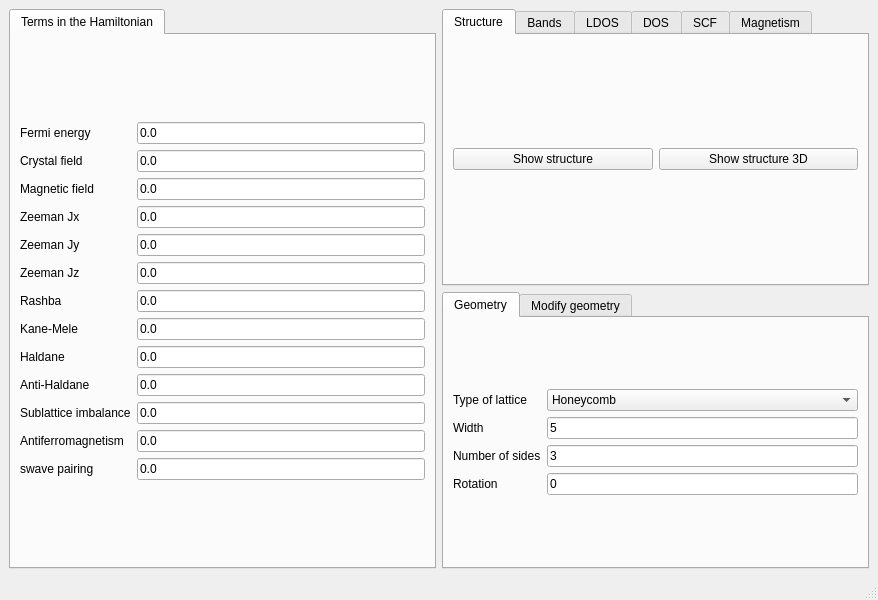
Qt form development/interface-pyqt/0d/interface.ui (joselado/quantum-honeycomp) before a commit.
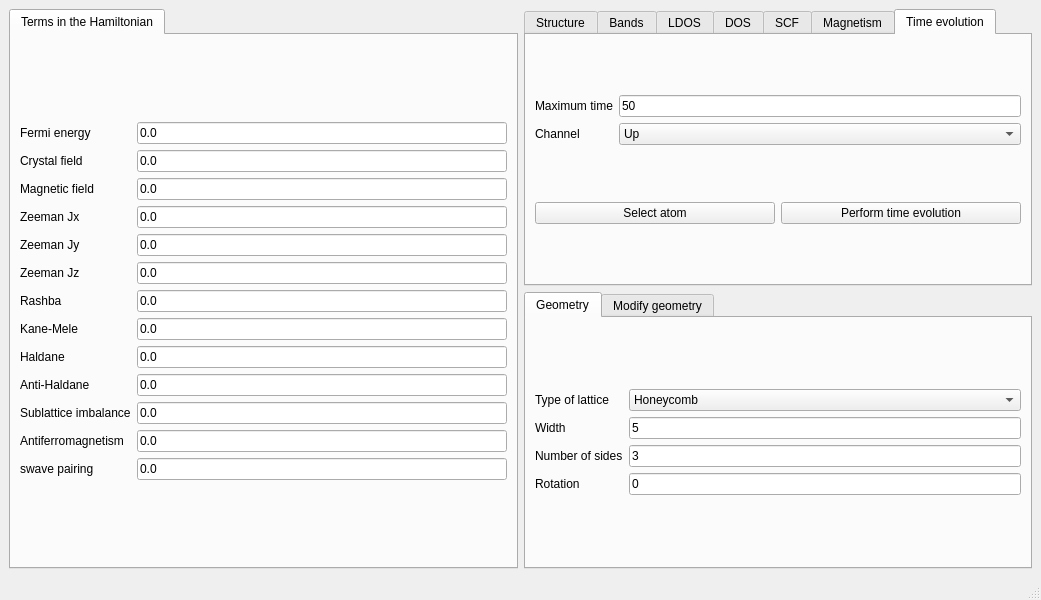
The same form after that commit. The open tabs and pages were chosen to show the change.

What changed in the file:
```diff
--- a/development/interface-pyqt/0d/interface.ui
+++ b/development/interface-pyqt/0d/interface.ui
@@ -6,7 +6,7 @@
    <rect>
     <x>0</x>
     <y>0</y>
-    <width>878</width>
+    <width>1041</width>
     <height>600</height>
    </rect>
   </property>
@@ -696,6 +696,66 @@
         </item>
        </layout>
       </widget>
+      <widget class="QWidget" name="tab_10">
+       <attribute name="title">
+        <string>Time evolution</string>
+       </attribute>
+       <layout class="QGridLayout" name="gridLayout_20">
+        <item row="0" column="0" colspan="2">
+         <layout class="QGridLayout" name="gridLayout_19">
+          <item row="0" column="1">
+           <widget class="QLineEdit" name="tmax_time_evolution">
+            <property name="text">
+             <string>50</string>
+            </property>
+           </widget>
+          </item>
+          <item row="0" column="0">
+           <widget class="QLabel" name="label_9">
+            <property name="text">
+             <string>Maximum time</string>
+            </property>
+           </widget>
+          </item>
+          <item row="1" column="1">
+           <widget class="QComboBox" name="channel_time_evolution">
+            <item>
+             <property name="text">
+              <string>Up</string>
+             </property>
+            </item>
+            <item>
+             <property name="text">
+              <string>Down</string>
+             </property>
+            </item>
+           </widget>
+          </item>
+          <item row="1" column="0">
+           <widget class="QLabel" name="label_18">
+            <property name="text">
+             <string>Channel</string>
+            </property>
+           </widget>
+          </item>
+         </layout>
+        </item>
+        <item row="1" column="0">
+         <widget class="QPushButton" name="select_atom_time_evolution">
+          <property name="text">
+           <string>Select atom</string>
+          </property>
+         </widget>
+        </item>
+        <item row="1" column="1">
+         <widget class="QPushButton" name="show_time_evolution">
+          <property name="text">
+           <string>Perform time evolution</string>
+          </property>
+         </widget>
+        </item>
+       </layout>
+      </widget>
      </widget>
     </item>
    </layout>
```
Left out of the diff: 2 changed lines with no effect on the pictures.
